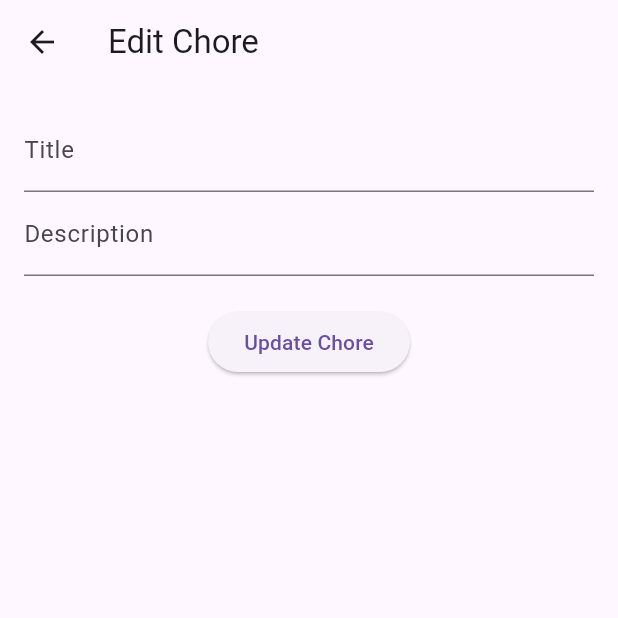
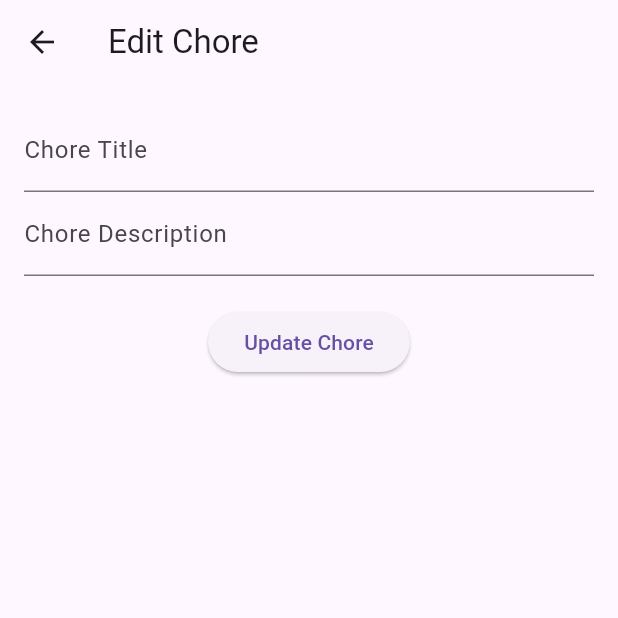
Before and after one commit to Toppu30/MobileProject, a Flutter app: the EditChorePage screen opened directly with empty values, after a tap on "Update Chore", on a phone screen of 412 x 824 dp, the top half of it. Run offline on Flutter 3.47's test engine with Material 3 defaults, Android fonts, the phone set to English and light mode, and no system bars; our stand-ins replace pocketbase; network calls fail.

Commit message:
เย่

```diff
--- a/chore_management_app/lib/edit_chore_page.dart
+++ b/chore_management_app/lib/edit_chore_page.dart
@@ -3,39 +3,36 @@ import 'services/pocketbase_service.dart';
 
 class EditChorePage extends StatefulWidget {
   final String choreId;
+  final String initialTitle;
+  final String initialDescription;
 
-  EditChorePage({required this.choreId});
+  EditChorePage({required this.choreId, required this.initialTitle, required this.initialDescription});
 
   @override
   _EditChorePageState createState() => _EditChorePageState();
 }
 
 class _EditChorePageState extends State<EditChorePage> {
-  TextEditingController titleController = TextEditingController();
-  TextEditingController descriptionController = TextEditingController();
+  final _titleController = TextEditingController();
+  final _descriptionController = TextEditingController();
 
   @override
   void initState() {
     super.initState();
-    fetchChoreData();
+    _titleController.text = widget.initialTitle;
+    _descriptionController.text = widget.initialDescription;
   }
 
-  // ฟังก์ชันดึงข้อมูลงานบ้านจาก PocketBase
-  void fetchChoreData() async {
-    final chore = await PocketBaseService().getChoreById(widget.choreId);
-    setState(() {
-      titleController.text = chore['title'];
-      descriptionController.text = chore['description'];
-    });
-  }
-
-  // ฟังก์ชันอัปเดตงานบ้านใน PocketBase
   void updateChore() async {
-    await PocketBaseService().updateChore(widget.choreId, {
-      'title': titleController.text,
-      'description': descriptionController.text,
-    });
-    Navigator.pop(context); // กลับไปหน้าก่อนหลังจากอัปเดตเสร็จ
+    try {
+      await pb.collection('chores').update(widget.choreId, body: {
+        'title': _titleController.text,
+        'description': _descriptionController.text,
+      });
+      Navigator.pop(context); // กลับไปหน้าก่อนหน้าเมื่อบันทึกเสร็จ
+    } catch (e) {
+      print('Failed to update chore: $e');
+    }
   }
 
   @override
@@ -45,16 +42,16 @@ class _EditChorePageState extends State<EditChorePage> {
         title: Text('Edit Chore'),
       ),
       body: Padding(
-        padding: EdgeInsets.all(16.0),
+        padding: const EdgeInsets.all(16.0),
         child: Column(
           children: [
             TextField(
-              controller: titleController,
-              decoration: InputDecoration(labelText: 'Title'),
+              controller: _titleController,
+              decoration: InputDecoration(labelText: 'Chore Title'),
             ),
             TextField(
-              controller: descriptionController,
-              decoration: InputDecoration(labelText: 'Description'),
+              controller: _descriptionController,
+              decoration: InputDecoration(labelText: 'Chore Description'),
             ),
             SizedBox(height: 20),
             ElevatedButton(
```
Also changed, not shown: chore_management_app/lib/chores_page.dart (+25 -55 lines), chore_management_app/lib/services/pocketbase_service.dart (+32 -13 lines).
